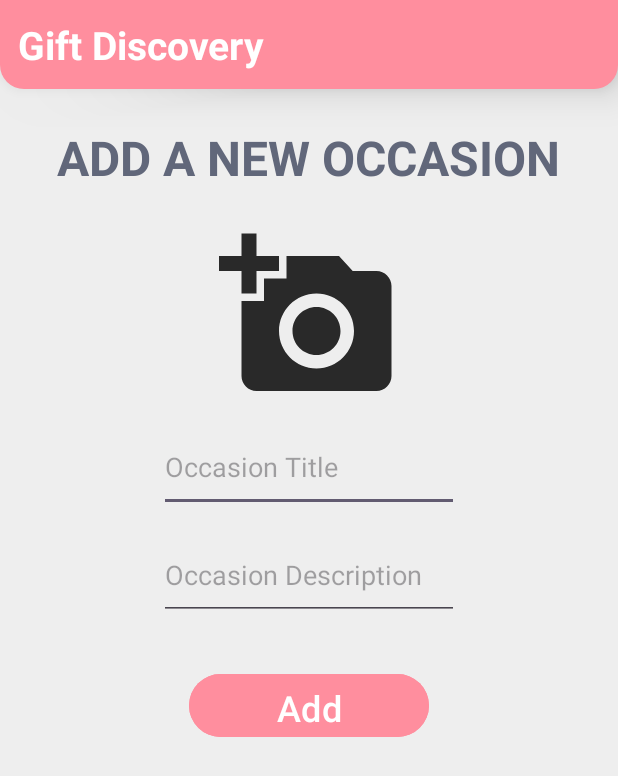
After one commit to Wiran-Larbi/gift-discovery, an Android app: the AddOccasion screen opened directly, with no data from a screen before it, on a phone screen of 412 x 824 dp. The commit adds this screen. Shown: the top 776 px of the screen. Run offline under Robolectric (Android 15) with nearby library versions, the phone set to English and light mode, and no system bars; our stand-ins replace sdp/ssp sizes.

Commit message:
add occasion

```diff
--- /dev/null
+++ b/app/src/main/java/com/dotcipher/gift_discovery/AddOccasion.java
@@ -0,0 +1,103 @@
+package com.dotcipher.gift_discovery;
+
+
+import android.app.Activity;
+import android.content.Intent;
+import android.graphics.Bitmap;
+import android.net.Uri;
+import android.os.Bundle;
+import android.provider.MediaStore;
+import android.view.View;
+import android.widget.Button;
+import android.widget.EditText;
+import android.widget.ImageView;
+import android.widget.Toast;
+
+import androidx.appcompat.app.AppCompatActivity;
+
+import com.dotcipher.gift_discovery.db.occasionsDB;
+import com.dotcipher.gift_discovery.helpers.HomeAdapter.OccasionHelper;
+import com.dotcipher.gift_discovery.utils.ImageUtils;
+
+public class AddOccasion extends AppCompatActivity {
+
+    private EditText titleEditText;
+    private EditText descriptionEditText;
+    private ImageView occasionImageView;
+    private Button addOccasionButton;
+
+    private static final int PICK_IMAGE_REQUEST = 100;
+    private Uri imageFilePath;
+    private Bitmap imageToStore;
+
+    @Override
+    protected void onCreate(Bundle savedInstanceState) {
+        super.onCreate(savedInstanceState);
+        setContentView(R.layout.activity_add_occation); // Replace with your actual layout name
+
+        // Initialize views
+        occasionImageView = findViewById(R.id.occasion_add_image);
+        titleEditText = findViewById(R.id.occasion_title_et);
+        descriptionEditText = findViewById(R.id.occasion_description_et);
+        addOccasionButton = findViewById(R.id.btnAddOccasion);
+
+        // ImageView click listener for adding an image
+        occasionImageView.setOnClickListener(new View.OnClickListener() {
+            @Override
+            public void onClick(View v) {
+                chooseImage(); // Opens gallery to pick an image
+            }
+        });
+
+        // Button click listener for adding an occasion
+        addOccasionButton.setOnClickListener(new View.OnClickListener() {
+            @Override
+            public void onClick(View v) {
+                storeOccasionLocally(titleEditText.getText().toString(),
+                        descriptionEditText.getText().toString(),
+                        imageToStore);
+            }
+        });
+    }
+
+    @Override
+    protected void onActivityResult(int requestCode, int resultCode, Intent data) {
+        super.onActivityResult(requestCode, resultCode, data);
+        if (requestCode == PICK_IMAGE_REQUEST && resultCode == RESULT_OK && data != null) {
+            imageFilePath = data.getData();
+            try {
+                imageToStore = MediaStore.Images.Media.getBitmap(getContentResolver(), imageFilePath);
+                occasionImageView.setImageBitmap(imageToStore);
+            } catch (Exception e) {
+                e.printStackTrace();
+            }
+        }
+    }
+
+    public void chooseImage() {
+        Intent intent = new Intent();
+        intent.setType("image/*");
+        intent.setAction(Intent.ACTION_GET_CONTENT);
+        startActivityForResult(intent, PICK_IMAGE_REQUEST);
+    }
+
+    public void storeOccasionLocally(String title, String description, Bitmap image) {
+        // Convert Bitmap to byte array using ImageUtils
+        byte[] imageBytes = ImageUtils.getByteArrayFromBitmap(image);
+
+        // Create an OccasionHelper object
+        OccasionHelper newOccasion = new OccasionHelper();
+        newOccasion.setName(title);
+        newOccasion.setDescription(description);
+        newOccasion.setImage(imageBytes);
+
+        // Add the occasion to the database
+        occasionsDB databaseHelper = new occasionsDB(this);
+        databaseHelper.addOccasion(newOccasion);
+
+        Toast.makeText(this, "Occasion added successfully", Toast.LENGTH_SHORT).show();
+
+        // Optionally, clear the fields or navigate away from this activity
+        // Reset fields here if needed
+    }
+}
--- a/app/src/main/java/com/dotcipher/gift_discovery/utils/ImageUtils.java
+++ b/app/src/main/java/com/dotcipher/gift_discovery/utils/ImageUtils.java
@@ -28,5 +28,10 @@ public class ImageUtils {
 
         return byteArray;
     }
+    public static byte[] getByteArrayFromBitmap(Bitmap bitmap) {
+        ByteArrayOutputStream stream = new ByteArrayOutputStream();
+        bitmap.compress(Bitmap.CompressFormat.PNG, 100, stream);
+        return stream.toByteArray();
+    }
 
 }
--- /dev/null
+++ b/app/src/main/res/drawable/baseline_add_a_photo.xml
@@ -0,0 +1,6 @@
+<?xml version="1.0" encoding="utf-8"?>
+<vector android:height="24dp" android:tint="#292929"
+    android:viewportHeight="24" android:viewportWidth="24"
+    android:width="24dp" xmlns:android="http://schemas.android.com/apk/res/android">
+    <path android:fillColor="@android:color/white" android:pathData="M3,4V1h2v3h3v2H5v3H3V6H0V4H3zM6,10V7h3V4h7l1.83,2H21c1.1,0 2,0.9 2,2v12c0,1.1 -0.9,2 -2,2H5c-1.1,0 -2,-0.9 -2,-2V10H6zM13,19c2.76,0 5,-2.24 5,-5s-2.24,-5 -5,-5s-5,2.24 -5,5S10.24,19 13,19zM9.8,14c0,1.77 1.43,3.2 3.2,3.2s3.2,-1.43 3.2,-3.2s-1.43,-3.2 -3.2,-3.2S9.8,12.23 9.8,14z"/>
+</vector>
--- /dev/null
+++ b/app/src/main/res/layout/activity_add_occation.xml
@@ -0,0 +1,95 @@
+<?xml version="1.0" encoding="utf-8"?>
+<LinearLayout
+    xmlns:android="http://schemas.android.com/apk/res/android"
+    xmlns:app="http://schemas.android.com/apk/res-auto"
+    xmlns:tools="http://schemas.android.com/tools"
+    android:layout_width="match_parent"
+    android:layout_height="match_parent"
+    tools:context=".MainActivity"
+    android:orientation="vertical"
+    android:background="@color/background">
+
+    <RelativeLayout
+        android:layout_width="match_parent"
+        android:layout_height="wrap_content"
+        android:padding="12dp"
+        android:background="@drawable/rounded_bottom_corners"
+        android:elevation="8dp"
+        android:translationZ="8dp"
+        >
+
+        <TextView
+            android:layout_width="wrap_content"
+            android:layout_height="wrap_content"
+            android:text="@string/logo_name"
+            android:textColor="@color/white"
+            android:textSize="@dimen/_20ssp"
+            android:textStyle="bold"
+            android:layout_alignParentLeft="true"
+            android:layout_centerVertical="true"
+            />
+
+
+    </RelativeLayout>
+    <TextView
+        android:layout_width="wrap_content"
+        android:layout_height="wrap_content"
+        android:text="ADD A NEW Occasion"
+        android:textSize="32dp"
+        android:textAllCaps="true"
+        android:textStyle="bold"
+        android:textColor="@color/text_secondary"
+        android:gravity="center"
+        android:layout_gravity="center"
+        android:layout_marginTop="24dp"
+        android:layout_marginBottom="24dp"
+        />
+
+    <LinearLayout
+        android:layout_width="match_parent"
+        android:layout_height="match_parent"
+        android:orientation="vertical"
+        android:gravity="center_horizontal"
+        android:layout_centerInParent="true"
+        >
+        <ImageView
+            android:id="@+id/occasion_add_image"
+            android:layout_width="220dp"
+            android:layout_height="120dp"
+            android:scaleType="fitCenter"
+            android:layout_marginBottom="@dimen/_8ssp"
+            android:src="@drawable/baseline_add_a_photo"
+            android:onClick="chooseImage"
+            />
+
+        <EditText
+            android:id="@+id/occasion_title_et"
+            android:layout_width="200dp"
+            android:layout_height="60dp"
+            android:hint="Occasion Title"
+            />
+
+        <EditText
+            android:id="@+id/occasion_description_et"
+            android:layout_width="200dp"
+            android:layout_height="60dp"
+            android:layout_marginTop="12dp"
+            android:hint="Occasion Description"
+            />
+
+
+
+        <Button
+            android:id="@+id/btnAddOccasion"
+            android:layout_width="160dp"
+            android:layout_height="50dp"
+            android:layout_marginTop="32dp"
+            android:backgroundTint="@color/secondary"
+            android:text="Add Occasion"
+            android:textColor="@color/white"
+            android:textSize="24sp"
+            />
+
+    </LinearLayout>
+
+</LinearLayout>
--- a/app/src/main/res/layout/activity_main.xml
+++ b/app/src/main/res/layout/activity_main.xml
@@ -134,6 +134,7 @@
                 </LinearLayout>
 
                 <LinearLayout
+                    android:id="@+id/iconAddOccasion"
                     android:layout_width="wrap_content"
                     android:layout_height="wrap_content"
                     android:orientation="vertical"
```
Also changed, not shown: app/src/main/AndroidManifest.xml (+4 -3 lines), app/src/main/java/com/dotcipher/gift_discovery/MainActivity.java (+15 -1 lines).
